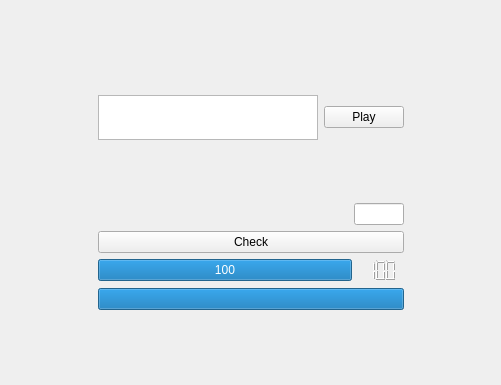
Above: MathTrainerQT/mainwindow.ui from programmingAB/Cpp before the change. Below: the same form after it.
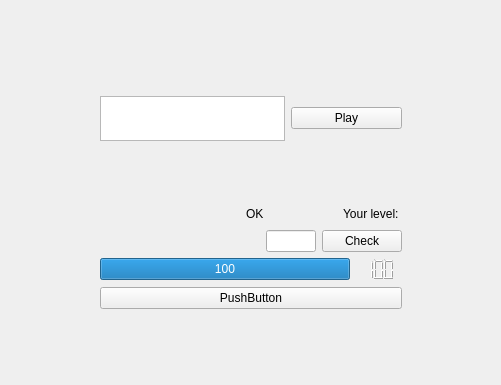
That is the form after the change. The open tabs and pages were chosen to show the change. Custom widgets are drawn as their Qt base class.

What changed in the file:
```diff
--- a/MathTrainerQT/mainwindow.ui
+++ b/MathTrainerQT/mainwindow.ui
@@ -188,10 +188,15 @@
               </property>
               <property name="maximumSize">
                <size>
-                <width>220</width>
+                <width>185</width>
                 <height>45</height>
                </size>
               </property>
+              <property name="font">
+               <font>
+                <stylestrategy>PreferDefault</stylestrategy>
+               </font>
+              </property>
               <property name="cursor" stdset="0">
                <cursorShape>PointingHandCursor</cursorShape>
               </property>
@@ -256,16 +261,79 @@
             </property>
            </spacer>
           </item>
+          <item>
+           <layout class="QHBoxLayout" name="horizontalLayout_5">
+            <item>
+             <spacer name="horizontalSpacer_5">
+              <property name="orientation">
+               <enum>Qt::Horizontal</enum>
+              </property>
+              <property name="sizeHint" stdset="0">
+               <size>
+                <width>40</width>
+                <height>20</height>
+               </size>
+              </property>
+             </spacer>
+            </item>
+            <item>
+             <spacer name="horizontalSpacer_7">
+              <property name="orientation">
+               <enum>Qt::Horizontal</enum>
+              </property>
+              <property name="sizeHint" stdset="0">
+               <size>
+                <width>40</width>
+                <height>20</height>
+               </size>
+              </property>
+             </spacer>
+            </item>
+            <item>
+             <widget class="QLabel" name="label_2">
+              <property name="text">
+               <string>OK</string>
+              </property>
+             </widget>
+            </item>
+            <item>
+             <spacer name="horizontalSpacer_6">
+              <property name="orientation">
+               <enum>Qt::Horizontal</enum>
+              </property>
+              <property name="sizeHint" stdset="0">
+               <size>
+                <width>40</width>
+                <height>20</height>
+               </size>
+              </property>
+             </spacer>
+            </item>
+            <item>
+             <widget class="QLabel" name="labelLevel">
+              <property name="text">
+               <string>Your level: </string>
+              </property>
+             </widget>
+            </item>
+           </layout>
+          </item>
           <item>
            <layout class="QHBoxLayout" name="horizontalLayout_3">
             <item>
              <widget class="QLabel" name="term">
               <property name="minimumSize">
                <size>
-                <width>250</width>
+                <width>160</width>
                 <height>0</height>
                </size>
               </property>
+              <property name="maximumSize">
+               <size>
+                <width>150</width>
+                <height>16777215</height>
+               </size>
+              </property>
               <property name="frameShadow">
                <enum>QFrame::Plain</enum>
               </property>
@@ -285,17 +353,20 @@
                 <height>16777215</height>
                </size>
               </property>
+              <property name="alignment">
+               <set>Qt::AlignCenter</set>
+              </property>
+             </widget>
+            </item>
+            <item>
+             <widget class="QPushButton" name="pushButton_2">
+              <property name="text">
+               <string>Check</string>
+              </property>
              </widget>
             </item>
            </layout>
           </item>
-          <item>
-           <widget class="QPushButton" name="pushButton_2">
-            <property name="text">
-             <string>Check</string>
-            </property>
-           </widget>
-          </item>
           <item>
            <layout class="QHBoxLayout" name="horizontalLayout_14">
             <item>
@@ -329,6 +400,11 @@
                <font>
                 <family>Times New Roman</family>
                 <pointsize>9</pointsize>
+                <weight>50</weight>
+                <italic>false</italic>
+                <bold>false</bold>
+                <underline>false</underline>
+                <strikeout>false</strikeout>
                </font>
               </property>
               <property name="whatsThis">
@@ -337,6 +413,9 @@
               <property name="layoutDirection">
                <enum>Qt::LeftToRight</enum>
               </property>
+              <property name="autoFillBackground">
+               <bool>false</bool>
+              </property>
               <property name="inputMethodHints">
                <set>Qt::ImhNone</set>
               </property>
@@ -372,21 +451,9 @@
            </layout>
           </item>
           <item>
-           <widget class="QProgressBar" name="progressBar1">
-            <property name="cursor">
-             <cursorShape>BusyCursor</cursorShape>
-            </property>
-            <property name="maximum">
-             <number>30</number>
-            </property>
-            <property name="value">
-             <number>30</number>
-            </property>
-            <property name="textVisible">
-             <bool>false</bool>
-            </property>
-            <property name="invertedAppearance">
-             <bool>false</bool>
+           <widget class="QPushButton" name="ButtonBest_Score2">
+            <property name="text">
+             <string>PushButton</string>
             </property>
            </widget>
           </item>
```
Left out of the diff: 13 changed lines with no effect on the pictures.
